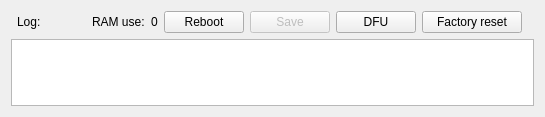
The window that res/baseclass.ui (Ultrawipf/OpenFFBoard-configurator) describes before a commit, drawn with Qt 5.
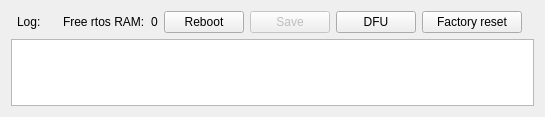
The same window after the commit.

The edit to the form file:
```diff
--- a/res/baseclass.ui
+++ b/res/baseclass.ui
@@ -124,7 +124,7 @@
    <item row="0" column="4">
     <widget class="QLabel" name="label_2">
      <property name="text">
-      <string>RAM use:</string>
+      <string>Free rtos RAM:</string>
      </property>
     </widget>
    </item>
```
